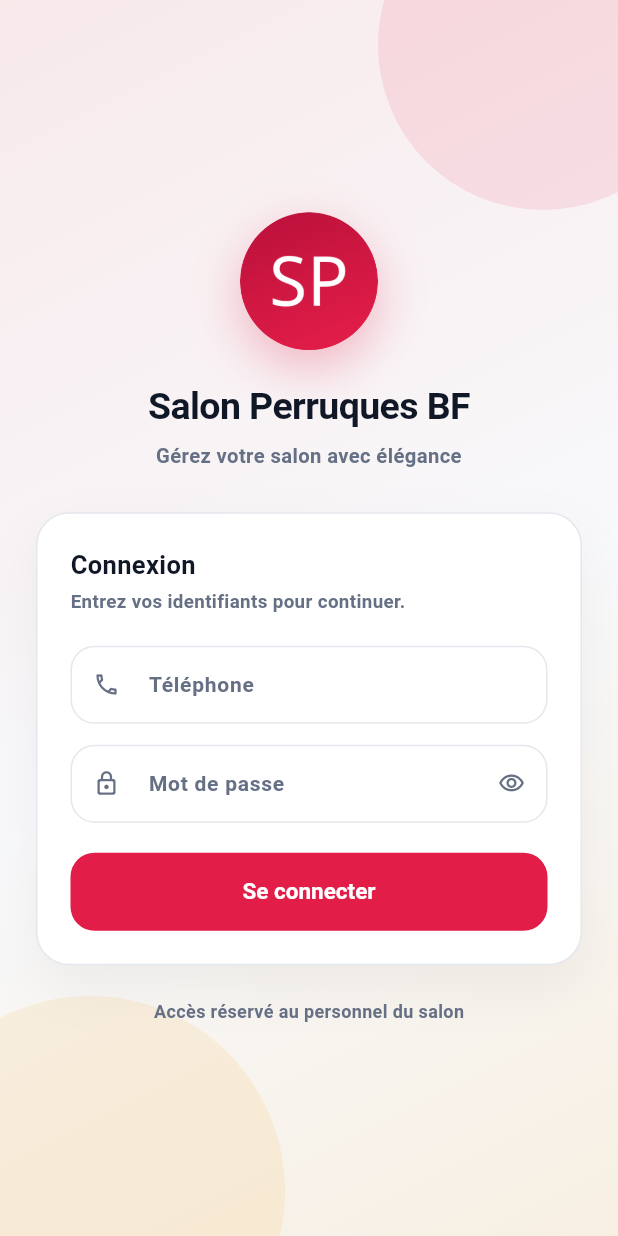
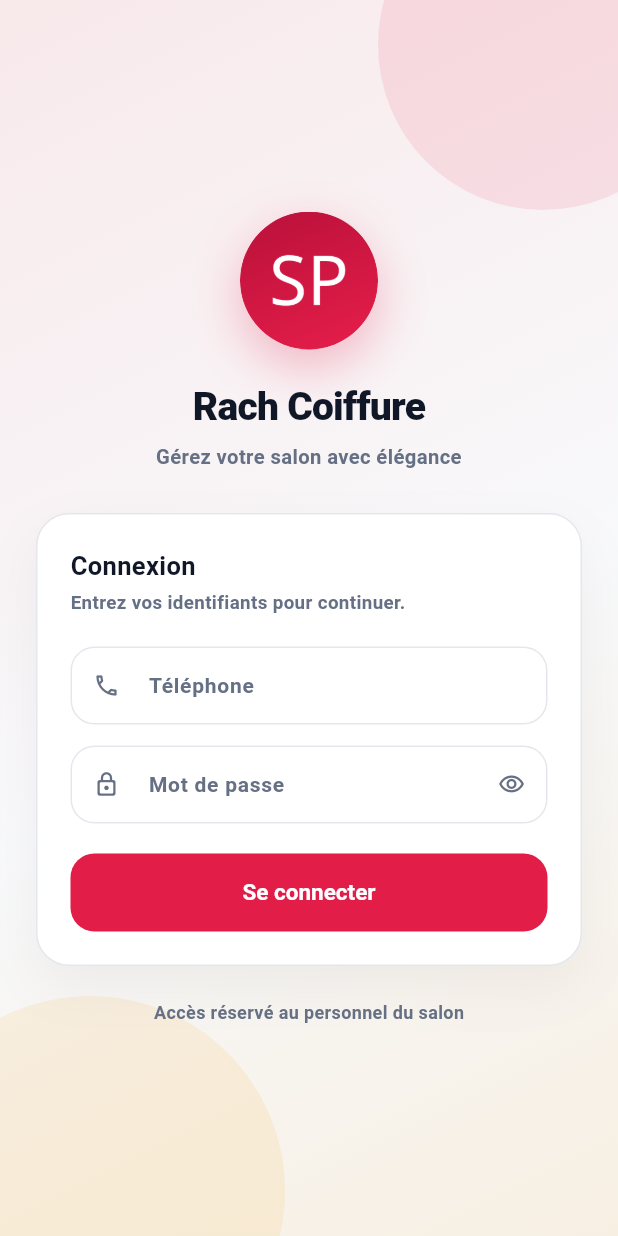
Before and after one commit to yayafan634-byte/rach-coiffure, a Flutter app: the screen it shows after launch, on a phone screen of 412 x 824 dp. Run offline on Flutter 3.47's test engine with Material 3 defaults, Android fonts, the phone set to English and light mode, and no system bars; our stand-ins replace fl_chart, image_picker, pdf, printing, share_plus, sqflite and 3 more; missing offline and left inert: bcrypt, dart:js_interop; accounts and stored records are empty.

Commit message:
Premier commit

```diff
--- a/lib/auth/auth_provider.dart
+++ b/lib/auth/auth_provider.dart
@@ -51,7 +51,7 @@ class AuthProvider extends ChangeNotifier {
     await db.insert(
         'users',
         AppUser(
-          nom: 'Administrateur',
+          nom: 'Issiaka',
           telephone: '0000',
           motDePasseHash: hashPassword('admin123'),
           role: 'admin',
--- a/lib/auth/login_screen.dart
+++ b/lib/auth/login_screen.dart
@@ -110,12 +110,12 @@ class _LoginScreenState extends State<LoginScreen> {
                         ),
                         const SizedBox(height: 20),
                         const Text(
-                          'Salon Perruques BF',
+                          'Rach Coiffure',
                           textAlign: TextAlign.center,
                           style: TextStyle(
-                            fontSize: 25,
-                            fontWeight: FontWeight.w700,
-                            letterSpacing: -0.4,
+                            fontSize: 26,
+                            fontWeight: FontWeight.w800,
+                            letterSpacing: -0.5,
                             color: AppColors.plum,
                           ),
                         ),
--- a/lib/main.dart
+++ b/lib/main.dart
@@ -20,7 +20,7 @@ class MyApp extends StatelessWidget {
     return ChangeNotifierProvider.value(
       value: auth,
       child: MaterialApp(
-        title: 'Salon Perruques BF',
+        title: 'Rach Coiffure',
         debugShowCheckedModeBanner: false,
         theme: AppTheme.light,
         home: const LoginScreen(),
```
Also changed, not shown: lib/screens/dashboard/dashboard_screen.dart (+5 -5 lines), 3 other files.
